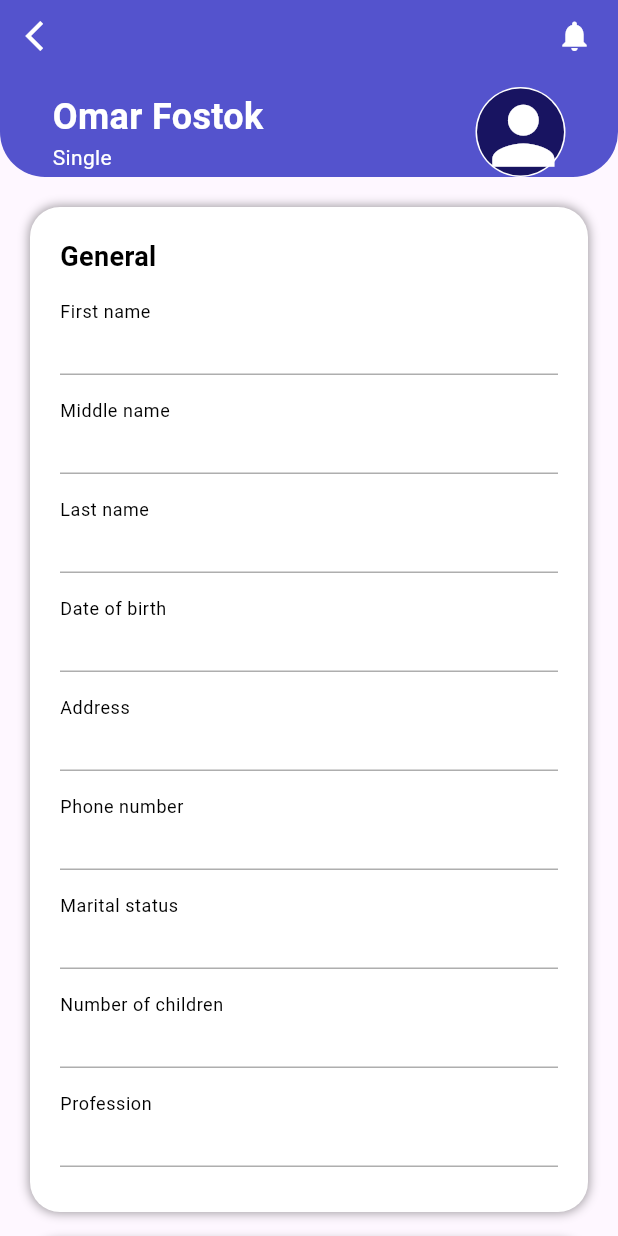
After one commit to sedrabarakat/Doctors-Medical-Center-App, a Flutter app: the PatientProfileScreen screen opened by its route, after a tap on "Personal Information", on a phone screen of 412 x 824 dp. The commit adds this screen. Run offline on Flutter 3.47's test engine with Material 3 defaults, Android fonts, the light colour scheme and no system bars; our stand-ins replace animate_do, animated_notch_bottom_bar, bloc, dartz, dio, flutter_bloc and 9 more; missing offline and left inert: floating_bubbles, flutter_timer_countdown.

Commit message:
patient profile
Todo patient sessions

```diff
--- a/lib/core/helper/color_helper.dart
+++ b/lib/core/helper/color_helper.dart
@@ -11,4 +11,5 @@ class ColorsHelper {
   static const black = Colors.black;
 
   static const lighGrey = Color(0xFFAEAEAE);
+  static const lightestGrey = Color.fromARGB(255, 220, 220, 220);
 }
--- a/lib/core/routing/app_router.dart
+++ b/lib/core/routing/app_router.dart
@@ -2,6 +2,8 @@ import 'package:doctor_app/src/features/auth/presentation/pages/login_screen.dar
 import 'package:doctor_app/src/features/auth/presentation/pages/signup_screen.dart';
 import 'package:doctor_app/src/features/auth/presentation/pages/verification_code_screen.dart';
 import 'package:doctor_app/src/features/bottom_navigation_screen/bottom_navigation_screen.dart';
+import 'package:doctor_app/src/features/patient_profile/presentation/pages/patient_profile_screen.dart';
+import 'package:doctor_app/src/features/patient_profile/presentation/pages/personal_information_screen.dart';
 import 'package:doctor_app/src/features/splash/splash_screen.dart';
 import 'package:go_router/go_router.dart';
 
@@ -10,6 +12,9 @@ class AppRouter {
   static const kSignUp = '/sign_up';
   static const kVerificationCode = '/verification_code';
   static const kBottomNavigationScreen = '/bottom_navigation_screen';
+  static const kPatientProfileScreen = '/patient_profile';
+  static const kPatientPersonalInformationScreen =
+      '/patient_profile/personal_information';
 
   static final router = GoRouter(
     routes: [
@@ -33,6 +38,16 @@ class AppRouter {
         path: kBottomNavigationScreen,
         builder: (context, state) => const BottomNavigationScreen(),
       ),
+      GoRoute(
+        path: kPatientProfileScreen,
+        builder: (context, state) => const PatientProfileScreen(),
+        routes: [
+          GoRoute(
+            path: 'personal_information',
+            builder: (context, state) => const PersonalInformationScreen(),
+          )
+        ],
+      )
     ],
   );
 }
--- a/lib/core/utils/style_manager.dart
+++ b/lib/core/utils/style_manager.dart
@@ -21,12 +21,33 @@ class StyleManager {
     fontWeight: FontWeight.w700,
     color: ColorsHelper.black,
   );
+  static TextStyle fontBold22 = const TextStyle(
+    fontSize: 22,
+    fontWeight: FontWeight.w700,
+    color: ColorsHelper.white,
+  );
+  static TextStyle fontBold20 = const TextStyle(
+    fontSize: 20,
+    fontWeight: FontWeight.w700,
+    color: ColorsHelper.black,
+  );
+  static TextStyle fontBold18 = const TextStyle(
+    fontSize: 18,
+    fontWeight: FontWeight.w700,
+    color: ColorsHelper.black,
+  );
   static TextStyle fontBold16 = const TextStyle(
     fontSize: 16,
     fontWeight: FontWeight.w700,
     color: ColorsHelper.black,
   );
+
   /*>>>>>>>>>> Medium <<<<<<<<<<*/
+  static TextStyle fontMedium18 = const TextStyle(
+    fontSize: 18,
+    fontWeight: FontWeight.w500,
+    color: Colors.black54,
+  );
   static TextStyle fontMedium16 = const TextStyle(
     fontSize: 16,
     fontWeight: FontWeight.w500,
--- a/lib/src/features/auth/data/datasources/auth_remote_data_source.dart
+++ b/lib/src/features/auth/data/datasources/auth_remote_data_source.dart
@@ -59,7 +59,7 @@ class AuthRemoteDataSource {
             'image': image != null
                 ? MultipartFile.fromBytes(image, filename: phoneNumber)
                 : null,
-            'section_id': sectionId,
+            'section_id': '21',
             'session_durtion': sessionDuration,
             'days_in_advance': daysInAadvance,
             'working_hours': workingHour.toJson(),
--- a/lib/src/features/auth/presentation/pages/verification_code_screen.dart
+++ b/lib/src/features/auth/presentation/pages/verification_code_screen.dart
@@ -11,7 +11,6 @@ import 'package:floating_bubbles/floating_bubbles.dart';
 import 'package:flutter/material.dart';
 import 'package:flutter_bloc/flutter_bloc.dart';
 import 'package:flutter_svg/svg.dart';
-import 'package:flutter_timer_countdown/flutter_timer_countdown.dart';
 import 'package:go_router/go_router.dart';
 import 'package:pinput/pinput.dart';
 
--- /dev/null
+++ b/lib/src/features/patient_profile/presentation/pages/patient_profile_screen.dart
@@ -0,0 +1,122 @@
+import 'package:doctor_app/core/helper/color_helper.dart';
+import 'package:doctor_app/core/helper/dimension_helper.dart';
+import 'package:doctor_app/core/routing/app_router.dart';
+import 'package:doctor_app/core/utils/style_manager.dart';
+import 'package:doctor_app/src/features/patient_profile/presentation/pages/widgets/custom_app_bar.dart';
+import 'package:doctor_app/src/features/patient_profile/presentation/pages/widgets/detail_card.dart';
+import 'package:doctor_app/src/features/patient_profile/presentation/pages/widgets/profile_button.dart';
+import 'package:flutter/material.dart';
+import 'package:go_router/go_router.dart';
+
+class PatientProfileScreen extends StatelessWidget {
+  const PatientProfileScreen({super.key});
+
+  @override
+  Widget build(BuildContext context) {
+    return Scaffold(
+      body: Column(
+        children: [
+          const CustomAppBar(),
+          Padding(
+            padding: const EdgeInsets.all(AppSize.screenPadding),
+            child: Column(
+              children: [
+                Row(
+                  children: [
+                    Expanded(
+                      child: DetailCard(
+                        label: 'blood',
+                        icon: Icons.bloodtype,
+                        iconColor: Colors.redAccent,
+                        content: Text(
+                          "AB",
+                          style: StyleManager.fontBold20,
+                        ),
+                      ),
+                    ),
+                    const SizedBox(
+                      width: AppSize.size15,
+                    ),
+                    Expanded(
+                      child: DetailCard(
+                        label: 'age',
+                        icon: Icons.favorite,
+                        iconColor: ColorsHelper.primary,
+                        content: RichText(
+                          text: TextSpan(children: [
+                            TextSpan(
+                              text: '24 ',
+                              style: StyleManager.fontBold20,
+                            ),
+                            TextSpan(
+                              text: 'year old',
+                              style: StyleManager.fontMedium16.copyWith(
+                                color: Colors.black54,
+                              ),
+                            )
+                          ]),
+                        ),
+                      ),
+                    ),
+                  ],
+                ),
+                const SizedBox(
+                  height: AppSize.size15,
+                ),
+                Row(
+                  children: [
+                    Expanded(
+                      child: DetailCard(
+                        label: 'gender',
+                        icon: Icons.male,
+                        iconColor: ColorsHelper.primary,
+                        content: Text(
+                          "Male",
+                          style: StyleManager.fontBold20,
+                        ),
+                      ),
+                    ),
+                    const SizedBox(
+                      width: AppSize.size15,
+                    ),
+                    Expanded(
+                      child: DetailCard(
+                        label: 'wallet',
+                        icon: Icons.wallet,
+                        iconColor: Colors.greenAccent,
+                        content: Text(
+                          "1000",
+                          style: StyleManager.fontBold20,
+                        ),
+                      ),
+                    ),
+                  ],
+                ),
+                const SizedBox(
+                  height: AppSize.size20,
+                ),
+                ProfileButton(
+                  label: "Personal Information",
+                  icon: Icons.person,
+                  iconColor: ColorsHelper.primary,
+                  onTap: () {
+                    context.push(AppRouter.kPatientPersonalInformationScreen);
+                  },
+                ),
+                const SizedBox(
+                  height: AppSize.size15,
+                ),
+                ProfileButton(
+                  label: "Sessions",
+                  icon: Icons.folder_copy,
+                  iconColor: Colors.orangeAccent,
+                  onTap: () {},
+                ),
+              ],
+            ),
+          ),
+        ],
+      ),
+    );
+  }
+}
--- /dev/null
+++ b/lib/src/features/patient_profile/presentation/pages/personal_information_screen.dart
@@ -0,0 +1,96 @@
+import 'package:doctor_app/core/helper/dimension_helper.dart';
+import 'package:doctor_app/src/features/patient_profile/presentation/pages/widgets/custom_app_bar.dart';
+import 'package:doctor_app/src/features/patient_profile/presentation/pages/widgets/information_container.dart';
+import 'package:doctor_app/src/features/patient_profile/presentation/pages/widgets/personal_information_text_field.dart';
+import 'package:flutter/material.dart';
+import 'package:go_router/go_router.dart';
+
+class PersonalInformationScreen extends StatelessWidget {
+  const PersonalInformationScreen({super.key});
+
+  @override
+  Widget build(BuildContext context) {
+    return Scaffold(
+      body: SingleChildScrollView(
+        child: Column(
+          children: [
+            CustomAppBar(
+              backButton: true,
+              onBackButtonPressed: () {
+                context.pop();
+              },
+            ),
+            Padding(
+              padding: const EdgeInsets.all(AppSize.screenPadding),
+              child: Column(
+                children: [
+                  InformationContainer(
+                    label: 'General',
+                    fields: [
+                      PersonalInformationTextField(
+                        label: 'First name',
+                        controller: TextEditingController(),
+                      ),
+                      PersonalInformationTextField(
+                        label: 'Middle name',
+                        controller: TextEditingController(),
+                      ),
+                      PersonalInformationTextField(
+                        label: 'Last name',
+                        controller: TextEditingController(),
+                      ),
+                      PersonalInformationTextField(
+                        label: 'Date of birth',
+                        controller: TextEditingController(),
+                      ),
+                      PersonalInformationTextField(
+                        label: 'Address',
+                        controller: TextEditingController(),
+                      ),
+                      PersonalInformationTextField(
+                        label: 'Phone number',
+                        controller: TextEditingController(),
+                      ),
+                      PersonalInformationTextField(
+                        label: 'Marital status',
+                        controller: TextEditingController(),
+                      ),
+                      PersonalInformationTextField(
+                        label: 'Number of children',
+                        controller: TextEditingController(),
+                      ),
+                      PersonalInformationTextField(
+                        label: 'Profession',
+                        controller: TextEditingController(),
+                      ),
+                    ],
+                  ),
+                  const SizedBox(
+                    height: AppSize.size20,
+                  ),
+                  InformationContainer(
+                    label: 'Medical Information',
+                    fields: [
+                      PersonalInformationTextField(
+                        label: 'Habits',
+                        controller: TextEditingController(),
+                      ),
+                      PersonalInformationTextField(
+                        label: 'Diabetes',
+                        controller: TextEditingController(),
+                      ),
+                      PersonalInformationTextField(
+                        label: 'Blood pressure',
+                        controller: TextEditingController(),
+                      ),
+                    ],
+                  ),
+                ],
+              ),
+            ),
+          ],
+        ),
+      ),
+    );
+  }
+}
--- /dev/null
+++ b/lib/src/features/patient_profile/presentation/pages/widgets/custom_app_bar.dart
@@ -0,0 +1,99 @@
+import 'package:doctor_app/core/helper/color_helper.dart';
+import 'package:doctor_app/core/helper/dimension_helper.dart';
+import 'package:doctor_app/core/utils/style_manager.dart';
+import 'package:flutter/material.dart';
+
+class CustomAppBar extends StatelessWidget {
+  const CustomAppBar({
+    super.key,
+    this.backButton = false,
+    this.onBackButtonPressed,
+  });
+  final bool backButton;
+  final void Function()? onBackButtonPressed;
+  @override
+  Widget build(BuildContext context) {
+    double statusBarHeight = MediaQuery.of(context).padding.top;
+
+    return Container(
+      padding: EdgeInsets.symmetric(
+        vertical: statusBarHeight,
+        horizontal: 5,
+      ),
+      width: double.infinity,
+      decoration: BoxDecoration(
+        color: ColorsHelper.primary.withOpacity(.8),
+        borderRadius: const BorderRadius.only(
+          bottomLeft: Radius.circular(30),
+          bottomRight: Radius.circular(30),
+        ),
+      ),
+      child: Column(
+        mainAxisSize: MainAxisSize.min,
+        children: [
+          // title and action,
+          Row(
+            children: [
+              backButton
+                  ? IconButton(
+                      onPressed: onBackButtonPressed,
+                      icon: const Icon(Icons.arrow_back_ios),
+                      color: ColorsHelper.white,
+                    )
+                  : IconButton(
+                      onPressed: () {},
+                      icon: const Icon(Icons.more_horiz),
+                      color: ColorsHelper.white,
+                    ),
+              const Spacer(),
+              IconButton(
+                onPressed: () {},
+                icon: const Icon(Icons.notifications),
+                color: ColorsHelper.white,
+              ),
+            ],
+          ),
+          const SizedBox(
+            height: AppSize.size10,
+          ),
+          Padding(
+            padding: const EdgeInsets.symmetric(horizontal: AppSize.size30),
+            child: Row(
+              children: [
+                Column(
+                  crossAxisAlignment: CrossAxisAlignment.start,
+                  children: [
+                    Text(
+                      "Omar Fostok",
+                      style:
+                          StyleManager.fontBold24.copyWith(color: Colors.white),
+                    ),
+                    Text(
+                      "Single",
+                      style: StyleManager.fontRegular14
+                          .copyWith(color: ColorsHelper.white),
+                    ),
+                  ],
+                ),
+                const Spacer(),
+                CircleAvatar(
+                  radius: 30,
+                  backgroundColor: ColorsHelper.white,
+                  child: CircleAvatar(
+                    backgroundColor: ColorsHelper.primaryDark,
+                    radius: 29,
+                    child: Icon(
+                      Icons.person,
+                      color: ColorsHelper.white,
+                      size: DimensionsHelper.widthPercentage(context, 15),
+                    ),
+                  ),
+                )
+              ],
+            ),
+          ),
+        ],
+      ),
+    );
+  }
+}
--- /dev/null
+++ b/lib/src/features/patient_profile/presentation/pages/widgets/detail_card.dart
@@ -0,0 +1,65 @@
+import 'package:doctor_app/core/helper/dimension_helper.dart';
+import 'package:doctor_app/core/utils/style_manager.dart';
+import 'package:flutter/material.dart';
+
+class DetailCard extends StatelessWidget {
+  const DetailCard({
+    super.key,
+    required this.icon,
+    required this.content,
+    required this.iconColor,
+    required this.label,
+  });
+  final Color iconColor;
+  final IconData icon;
+  final String label;
+  final Widget content;
+
+  @override
+  Widget build(BuildContext context) {
+    return Container(
+      constraints: BoxConstraints(
+        minHeight: DimensionsHelper.heightPercentage(context, 13),
+      ),
+      padding: const EdgeInsets.symmetric(
+        vertical: AppSize.size15,
+        horizontal: AppSize.size10,
+      ),
+      decoration: BoxDecoration(
+        color: Colors.white,
+        borderRadius: BorderRadius.circular(15),
+        boxShadow: const [
+          BoxShadow(
+            color: Colors.black38,
+            spreadRadius: .2,
+            blurRadius: 5,
+          ),
+        ],
+      ),
+      child: Column(
+        crossAxisAlignment: CrossAxisAlignment.start,
+        mainAxisSize: MainAxisSize.min,
+        children: [
+          Row(
+            children: [
+              Text(
+                label.toUpperCase(),
+                style: StyleManager.fontMedium18,
+              ),
+              const Spacer(),
+              Icon(
+                icon,
+                size: 22,
+                color: iconColor,
+              ),
+            ],
+          ),
+          const SizedBox(
+            height: AppSize.size15,
+          ),
+          content,
+        ],
+      ),
+    );
+  }
+}
--- /dev/null
+++ b/lib/src/features/patient_profile/presentation/pages/widgets/information_container.dart
@@ -0,0 +1,63 @@
+import 'package:doctor_app/core/helper/color_helper.dart';
+import 'package:doctor_app/core/helper/dimension_helper.dart';
+import 'package:doctor_app/core/utils/style_manager.dart';
+import 'package:flutter/material.dart';
+
+class InformationContainer extends StatelessWidget {
+  const InformationContainer({
+    super.key,
+    required this.label,
+    required this.fields,
+  });
+  final String label;
+  final List<Widget> fields;
+  @override
+  Widget build(BuildContext context) {
+    return Container(
+      width: double.infinity,
+      decoration: BoxDecoration(
+        color: ColorsHelper.white,
+        boxShadow: const [
+          BoxShadow(
+            color: Colors.black38,
+            spreadRadius: .2,
+            blurRadius: 5,
+          ),
+        ],
+        borderRadius: BorderRadius.circular(AppSize.size20),
+      ),
+      child: Padding(
+        padding: const EdgeInsets.all(
+          AppSize.size20,
+        ),
+        child: Column(
+          crossAxisAlignment: CrossAxisAlignment.start,
+          mainAxisSize: MainAxisSize.min,
+          children: [
+            Text(
+              label,
+              style: StyleManager.fontBold18.copyWith(
+                color: ColorsHelper.black,
+              ),
+            ),
+            const SizedBox(
+              height: AppSize.size10,
+            ),
+            ...List.generate(
+              fields.length,
+              (index) => Column(
+                mainAxisSize: MainAxisSize.min,
+                children: [
+                  fields[index],
+                  const SizedBox(
+                    height: AppSize.size10,
+                  ),
+                ],
+              ),
+            )
+          ],
+        ),
+      ),
+    );
+  }
+}
--- /dev/null
+++ b/lib/src/features/patient_profile/presentation/pages/widgets/personal_information_text_field.dart
@@ -0,0 +1,55 @@
+import 'package:doctor_app/core/helper/color_helper.dart';
+import 'package:flutter/material.dart';
+
+class PersonalInformationTextField extends StatefulWidget {
+  const PersonalInformationTextField({
+    super.key,
+    required this.label,
+    required this.controller,
+  });
+  final String label;
+  final TextEditingController controller;
+  @override
+  State<PersonalInformationTextField> createState() =>
+      _PersonalInformationTextFieldState();
+}
+
+class _PersonalInformationTextFieldState
+    extends State<PersonalInformationTextField> {
+  final FocusNode _focusNode = FocusNode();
+  bool hasFocus = false;
+  @override
+  void initState() {
+    _focusNode.addListener(() {
+      setState(() {});
+    });
+    super.initState();
+  }
+
+  @override
+  Widget build(BuildContext context) {
+    return TextFormField(
+      controller: widget.controller,
+      focusNode: _focusNode,
+      readOnly: true,
+      decoration: InputDecoration(
+        labelText: widget.label,
+        floatingLabelBehavior: FloatingLabelBehavior.always,
+        enabledBorder: const UnderlineInputBorder(
+          borderSide: BorderSide(
+            color: ColorsHelper.lighGrey,
+          ),
+        ),
+        labelStyle: TextStyle(
+          color:
+              _focusNode.hasFocus ? ColorsHelper.primary : ColorsHelper.black,
+        ),
+        focusedBorder: const UnderlineInputBorder(
+          borderSide: BorderSide(
+            color: ColorsHelper.primary,
+          ),
+        ),
+      ),
+    );
+  }
+}
--- /dev/null
+++ b/lib/src/features/patient_profile/presentation/pages/widgets/profile_button.dart
@@ -0,0 +1,65 @@
+import 'package:doctor_app/core/helper/color_helper.dart';
+import 'package:doctor_app/core/helper/dimension_helper.dart';
+import 'package:doctor_app/core/utils/style_manager.dart';
+import 'package:flutter/material.dart';
+
+class ProfileButton extends StatelessWidget {
+  const ProfileButton({
+    super.key,
+    required this.icon,
+    required this.iconColor,
+    required this.label,
+    required this.onTap,
+  });
+  final void Function()? onTap;
+  final String label;
+  final IconData icon;
+  final Color iconColor;
+  @override
+  Widget build(BuildContext context) {
+    return InkWell(
+      onTap: onTap,
+      borderRadius: BorderRadius.circular(15),
+      child: Container(
+        decoration: BoxDecoration(
+          color: Colors.white,
+          borderRadius: BorderRadius.circular(15),
+          boxShadow: const [
+            BoxShadow(
+              color: Colors.black38,
+              spreadRadius: .2,
+              blurRadius: 5,
+            ),
+          ],
+        ),
+        padding: const EdgeInsets.all(AppSize.size10),
+        child: Row(
+          children: [
+            CircleAvatar(
+              backgroundColor: ColorsHelper.lightestGrey,
+              child: Icon(
+                icon,
+                color: iconColor,
+              ),
+            ),
+            const SizedBox(
+              width: 10,
+            ),
+            Text(
+              label,
+              style: StyleManager.fontMedium14.copyWith(
+                color: Colors.black,
+              ),
+            ),
+            const Spacer(),
+            const Icon(
+              Icons.arrow_forward_ios,
+              color: ColorsHelper.lighGrey,
+              size: 18,
+            ),
+          ],
+        ),
+      ),
+    );
+  }
+}
```
